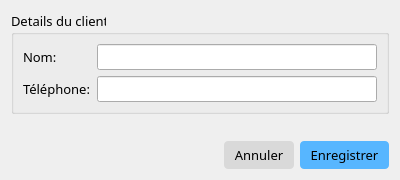
First picture: the form in gestionclientdialog.ui, repository JessyTsiriniaina/Gestion-magasin, before the edit.
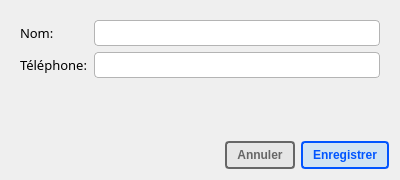
Second picture: the form after the edit.

Patch:
```diff
--- a/gestionclientdialog.ui
+++ b/gestionclientdialog.ui
@@ -25,8 +25,11 @@
        <pointsize>10</pointsize>
       </font>
      </property>
+     <property name="styleSheet">
+      <string notr="true">QGroupBox {border: none; border-radius: 4px;}</string>
+     </property>
      <property name="title">
-      <string>Details du client</string>
+      <string/>
      </property>
      <layout class="QFormLayout" name="formLayout">
       <item row="0" column="0">
@@ -50,6 +53,17 @@
           <pointsize>10</pointsize>
          </font>
         </property>
+        <property name="styleSheet">
+         <string notr="true">QLineEdit {
+border: 1px solid rgb(180, 180, 180);
+border-radius: 4px;
+padding: 2px 5px;
+}
+
+QLineEdit:focus {
+border: 1px solid rgb(85, 170, 255);
+}</string>
+        </property>
        </widget>
       </item>
       <item row="1" column="0">
@@ -73,6 +87,17 @@
           <pointsize>10</pointsize>
          </font>
         </property>
+        <property name="styleSheet">
+         <string notr="true">QLineEdit {
+border: 1px solid rgb(180, 180, 180);
+border-radius: 4px;
+padding: 2px 5px;
+}
+
+QLineEdit:focus {
+border: 1px solid rgb(85, 170, 255);
+}</string>
+        </property>
        </widget>
       </item>
      </layout>
@@ -110,16 +135,25 @@
       <widget class="QPushButton" name="bouton_annuler">
        <property name="font">
         <font>
-         <family>Outfit</family>
-         <pointsize>10</pointsize>
+         <weight>75</weight>
+         <italic>false</italic>
+         <bold>true</bold>
         </font>
        </property>
        <property name="cursor">
         <cursorShape>PointingHandCursor</cursorShape>
        </property>
        <property name="styleSheet">
-        <string notr="true">QPushButton {background-color:  rgb(217, 217, 217);
-padding: 5px 10px; border: none; border-radius: 4px;}
+        <string notr="true">
+
+QPushButton {
+background-color:  rgba(217, 217, 217, 100);
+ padding: 5px 10px;
+ border: 2px solid rgb(102, 102, 102);
+border-radius: 4px;
+color:   rgb(102, 102, 102); 
+font: bold;
+}
 
 QPushButton:hover {
 	background-color:  qlineargradient(spread:pad, x1:0, y1:0, x2:1, y2:0, stop:0 rgba(217, 217, 217, 255), stop:1 rgba(195, 195, 195, 255)); 
@@ -134,20 +168,28 @@
       <widget class="QPushButton" name="bouton_enregistrer">
        <property name="font">
         <font>
-         <family>Outfit</family>
-         <pointsize>10</pointsize>
+         <weight>75</weight>
+         <italic>false</italic>
+         <bold>true</bold>
         </font>
        </property>
        <property name="cursor">
         <cursorShape>PointingHandCursor</cursorShape>
        </property>
        <property name="styleSheet">
-        <string notr="true">QPushButton {background-color:  rgb(87, 182, 255);  padding: 5px 10px; border: none; border-radius: 4px;}
+        <string notr="true">
+QPushButton {
+background-color:  rgba(87, 182, 255, 50);
+ padding: 5px 10px;
+ border: 2px solid rgb(0, 85, 255);
+border-radius: 4px;
+color: rgb(0, 85, 255); 
+font: bold;
+}
 
 QPushButton:hover {
-	background-color:  qlineargradient(spread:pad, x1:0, y1:0, x2:1, y2:0, stop:0 rgba(85, 170, 255, 255), stop:1 rgba(125, 208, 146, 255)); 
-}
-</string>
+	background-color:  rgba(87, 182, 255, 80) ; 
+}</string>
        </property>
        <property name="text">
         <string>Enregistrer</string>
```
Left out of the diff: 2 changed lines with no effect on the pictures.
